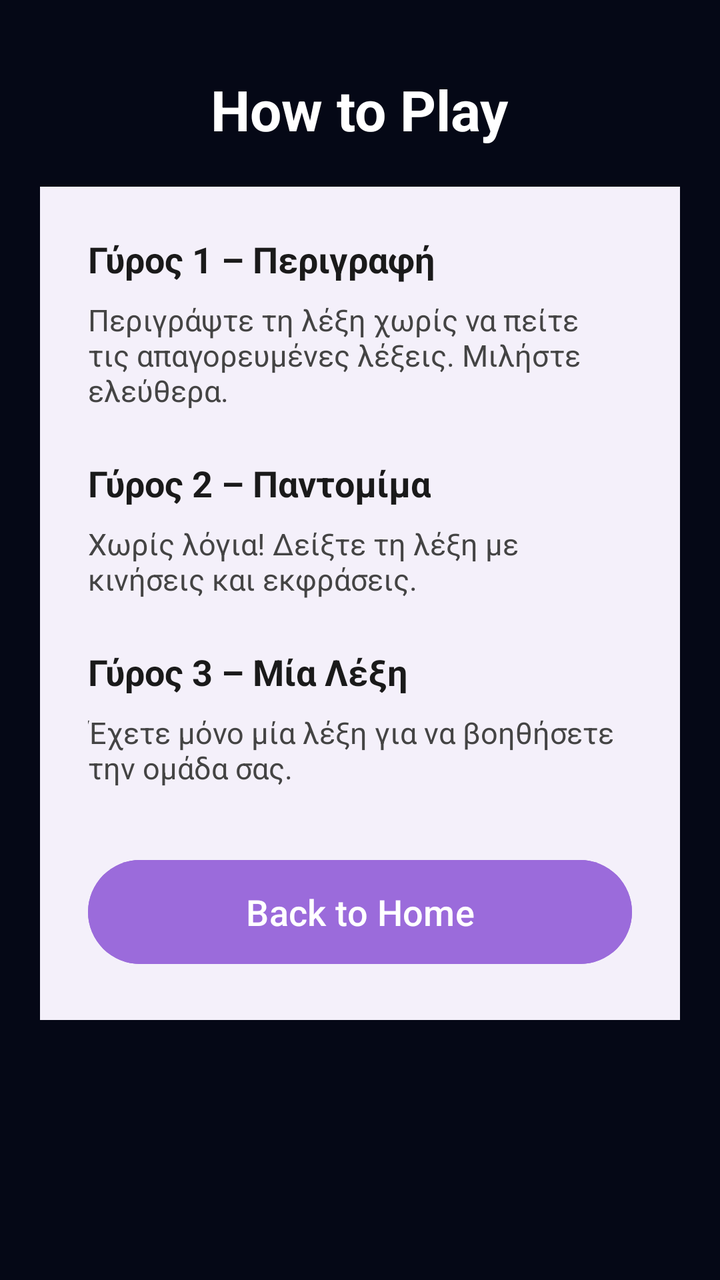
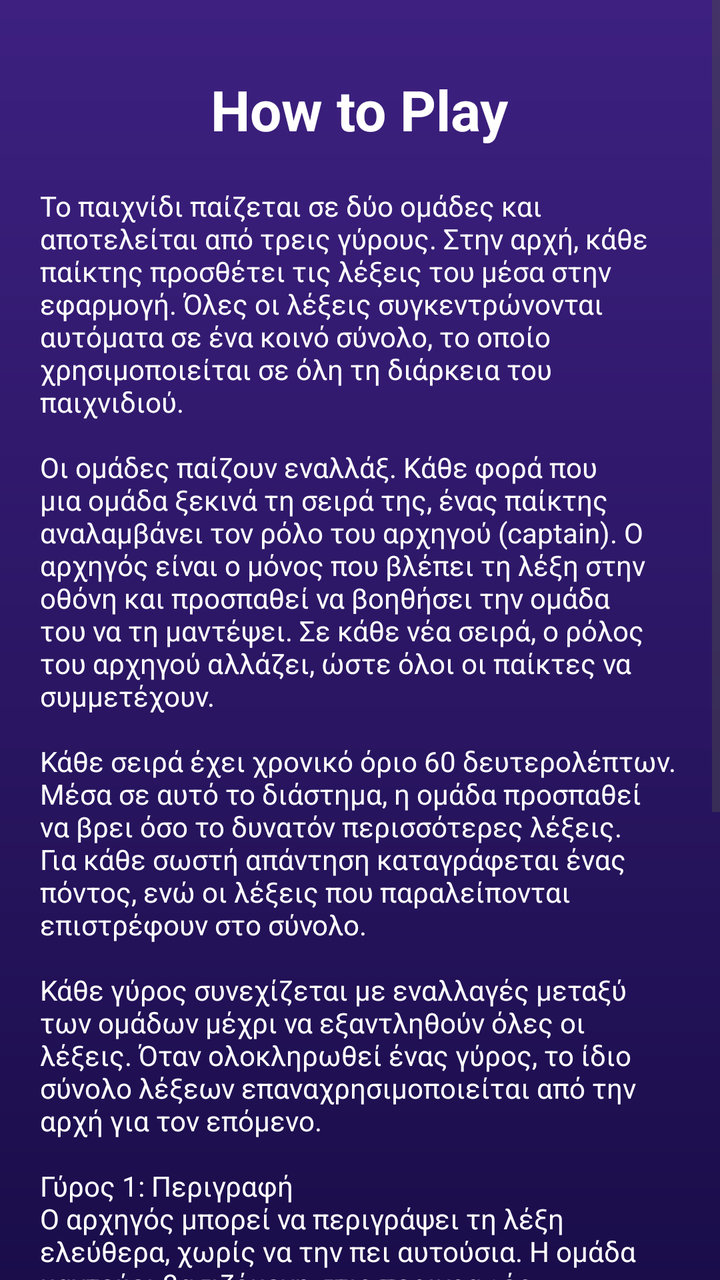

Screens rendered from an Android XML layout before and after an edit, with the pre-edit source and the edit as a unified diff.
<!-- AndroidManifest.xml: application theme Theme.WordMaster -->
<!-- res/layout/activity_how_to_play.xml -->
<?xml version="1.0" encoding="utf-8"?>
<ScrollView xmlns:android="http://schemas.android.com/apk/res/android"
    android:layout_width="match_parent"
    android:layout_height="match_parent"
    android:background="#050816">

    <LinearLayout
        android:layout_width="match_parent"
        android:layout_height="wrap_content"
        android:orientation="vertical"
        android:gravity="center_horizontal"
        android:padding="20dp">

        
        <TextView
            android:id="@+id/txtTitle"
            android:layout_width="wrap_content"
            android:layout_height="wrap_content"
            android:text="How to Play"
            android:textColor="#FFFFFF"
            android:textStyle="bold"
            android:textSize="28sp"
            android:layout_marginTop="16dp"
            android:layout_marginBottom="20dp"/>

        
        <LinearLayout
            android:layout_width="match_parent"
            android:layout_height="wrap_content"
            android:orientation="vertical"
            android:background="#F4F0FA"
            android:padding="24dp"
            android:elevation="6dp">

            
            <TextView
                android:layout_width="wrap_content"
                android:layout_height="wrap_content"
                android:text="Γύρος 1 – Περιγραφή"
                android:textStyle="bold"
                android:textSize="18sp"
                android:textColor="#1A1A1A"
                android:layout_marginBottom="8dp"/>

            <TextView
                android:layout_width="match_parent"
                android:layout_height="wrap_content"
                android:text="Περιγράψτε τη λέξη χωρίς να πείτε τις απαγορευμένες λέξεις. Μιλήστε ελεύθερα."
                android:textSize="15sp"
                android:textColor="#444444"
                android:layout_marginBottom="24dp"/>

            
            <TextView
                android:layout_width="wrap_content"
                android:layout_height="wrap_content"
                android:text="Γύρος 2 – Παντομίμα"
                android:textStyle="bold"
                android:textSize="18sp"
                android:textColor="#1A1A1A"
                android:layout_marginBottom="8dp"/>

            <TextView
                android:layout_width="match_parent"
                android:layout_height="wrap_content"
                android:text="Χωρίς λόγια! Δείξτε τη λέξη με κινήσεις και εκφράσεις."
                android:textSize="15sp"
                android:textColor="#444444"
                android:layout_marginBottom="24dp"/>

            
            <TextView
                android:layout_width="wrap_content"
                android:layout_height="wrap_content"
                android:text="Γύρος 3 – Μία Λέξη"
                android:textStyle="bold"
                android:textSize="18sp"
                android:textColor="#1A1A1A"
                android:layout_marginBottom="8dp"/>

            <TextView
                android:layout_width="match_parent"
                android:layout_height="wrap_content"
                android:text="Έχετε μόνο μία λέξη για να βοηθήσετε την ομάδα σας."
                android:textSize="15sp"
                android:textColor="#444444"
                android:layout_marginBottom="32dp"/>

            
            <Button
                android:id="@+id/btnBackHome"
                android:layout_width="match_parent"
                android:layout_height="60dp"
                android:text="Back to Home"
                android:textAllCaps="false"
                android:textSize="18sp"
                android:textColor="#FFFFFF"
                android:backgroundTint="#9B6BDB"/>

        </LinearLayout>

    </LinearLayout>

</ScrollView>
<!-- resources referenced by this layout -->
<resources>
  <style name="Theme.WordMaster" parent="Base.Theme.WordMaster" />
  <style name="Base.Theme.WordMaster" parent="Theme.Material3.DayNight.NoActionBar">
          
          
      </style>
</resources>

<!-- the commit's change to res/layout/activity_how_to_play.xml (unified diff, before → after) -->
@@ -2,102 +2,47 @@
 <ScrollView xmlns:android="http://schemas.android.com/apk/res/android"
     android:layout_width="match_parent"
     android:layout_height="match_parent"
-    android:background="#050816">
+    android:background="@drawable/bg_gradient">
 
     <LinearLayout
         android:layout_width="match_parent"
         android:layout_height="wrap_content"
+        android:gravity="center_horizontal"
         android:orientation="vertical"
-        android:gravity="center_horizontal"
         android:padding="20dp">
 
         
+
         <TextView
             android:id="@+id/txtTitle"
             android:layout_width="wrap_content"
             android:layout_height="wrap_content"
+            android:layout_marginTop="16dp"
+            android:layout_marginBottom="20dp"
             android:text="How to Play"
             android:textColor="#FFFFFF"
-            android:textStyle="bold"
             android:textSize="28sp"
-            android:layout_marginTop="16dp"
-            android:layout_marginBottom="20dp"/>
+            android:textStyle="bold" />
 
         
-        <LinearLayout
+
+        <TextView
+            android:id="@+id/rulesTxt"
             android:layout_width="match_parent"
             android:layout_height="wrap_content"
-            android:orientation="vertical"
-            android:background="#F4F0FA"
-            android:padding="24dp"
-            android:elevation="6dp">
+            android:shadowColor="@color/cardview_dark_background"
+            android:text="@string/ruleBookStr"
+            android:textColor="@color/white" />
 
-            
-            <TextView
-                android:layout_width="wrap_content"
-                android:layout_height="wrap_content"
-                android:text="Γύρος 1 – Περιγραφή"
-                android:textStyle="bold"
-                android:textSize="18sp"
-                android:textColor="#1A1A1A"
-                android:layout_marginBottom="8dp"/>
-
-            <TextView
-                android:layout_width="match_parent"
-                android:layout_height="wrap_content"
-                android:text="Περιγράψτε τη λέξη χωρίς να πείτε τις απαγορευμένες λέξεις. Μιλήστε ελεύθερα."
-                android:textSize="15sp"
-                android:textColor="#444444"
-                android:layout_marginBottom="24dp"/>
-
-            
-            <TextView
-                android:layout_width="wrap_content"
-                android:layout_height="wrap_content"
-                android:text="Γύρος 2 – Παντομίμα"
-                android:textStyle="bold"
-                android:textSize="18sp"
-                android:textColor="#1A1A1A"
-                android:layout_marginBottom="8dp"/>
-
-            <TextView
-                android:layout_width="match_parent"
-                android:layout_height="wrap_content"
-                android:text="Χωρίς λόγια! Δείξτε τη λέξη με κινήσεις και εκφράσεις."
-                android:textSize="15sp"
-                android:textColor="#444444"
-                android:layout_marginBottom="24dp"/>
-
-            
-            <TextView
-                android:layout_width="wrap_content"
-                android:layout_height="wrap_content"
-                android:text="Γύρος 3 – Μία Λέξη"
-                android:textStyle="bold"
-                android:textSize="18sp"
-                android:textColor="#1A1A1A"
-                android:layout_marginBottom="8dp"/>
-
-            <TextView
-                android:layout_width="match_parent"
-                android:layout_height="wrap_content"
-                android:text="Έχετε μόνο μία λέξη για να βοηθήσετε την ομάδα σας."
-                android:textSize="15sp"
-                android:textColor="#444444"
-                android:layout_marginBottom="32dp"/>
-
-            
-            <Button
-                android:id="@+id/btnBackHome"
-                android:layout_width="match_parent"
-                android:layout_height="60dp"
-                android:text="Back to Home"
-                android:textAllCaps="false"
-                android:textSize="18sp"
-                android:textColor="#FFFFFF"
-                android:backgroundTint="#9B6BDB"/>
-
-        </LinearLayout>
+        <Button
+            android:id="@+id/btnBackHome"
+            android:layout_width="match_parent"
+            android:layout_height="60dp"
+            android:backgroundTint="#9B6BDB"
+            android:text="Back to Home"
+            android:textAllCaps="false"
+            android:textColor="#FFFFFF"
+            android:textSize="18sp" />
 
     </LinearLayout>
 
<!-- resource entries referenced after the edit -->
@@ -1,5 +1,15 @@
 <!-- resources referenced by this layout -->
 <resources>
+  <color name="white">#FFFFFFFF</color>
+  <!-- drawable bg_gradient (drawable) -->
+  <?xml version="1.0" encoding="utf-8"?>
+  <shape xmlns:android="http://schemas.android.com/apk/res/android">
+      <gradient
+          android:startColor="#3D2080"
+          android:endColor="#1A0D4A"
+          android:angle="270" />
+  </shape>
+  <string name="ruleBookStr">Το παιχνίδι παίζεται σε δύο ομάδες και αποτελείται από τρεις γύρους. Στην αρχή, κάθε παίκτης προσθέτει τις λέξεις του μέσα στην εφαρμογή. Όλες οι λέξεις συγκεντρώνονται αυτόματα σε ένα κοινό σύνολο, το οποίο χρησιμοποιείται σε όλη τη διάρκεια του παιχνιδιού.\n\nΟι ομάδες παίζουν εναλλάξ. Κάθε φορά που μια ομάδα ξεκινά τη σειρά της, ένας παίκτης αναλαμβάνει τον ρόλο του αρχηγού (captain). Ο αρχηγός είναι ο μόνος που βλέπει τη λέξη στην οθόνη και προσπαθεί να βοηθήσει την ομάδα του να τη μαντέψει. Σε κάθε νέα σειρά, ο ρόλος του αρχηγού αλλάζει, ώστε όλοι οι παίκτες να συμμετέχουν.\n\nΚάθε σειρά έχει χρονικό όριο 60 δευτερολέπτων. Μέσα σε αυτό το διάστημα, η ομάδα προσπαθεί να βρει όσο το δυνατόν περισσότερες λέξεις. Για κάθε σωστή απάντηση καταγράφεται ένας πόντος, ενώ οι λέξεις που παραλείπονται επιστρέφουν στο σύνολο.\n\nΚάθε γύρος συνεχίζεται με εναλλαγές μεταξύ των ομάδων μέχρι να εξαντληθούν όλες οι λέξεις. Όταν ολοκληρωθεί ένας γύρος, το ίδιο σύνολο λέξεων επαναχρησιμοποιείται από την αρχή για τον επόμενο.\n\nΓύρος 1: Περιγραφή\nΟ αρχηγός μπορεί να περιγράψει τη λέξη ελεύθερα, χωρίς να την πει αυτούσια. Η ομάδα μαντεύει βασιζόμενη στις περιγραφές.\n\nΓύρος 2: Παντομίμα\nΟ αρχηγός δεν επιτρέπεται να μιλήσει και χρησιμοποιεί μόνο κινήσεις για να βοηθήσει την ομάδα του να μαντέψει.\n\nΓύρος 3: Μία Λέξη\nΟ αρχηγός μπορεί να πει μόνο μία λέξη για κάθε ζητούμενη λέξη. Κάθε παίκτης της ομάδας έχει μία μόνο προσπάθεια να μαντέψει. Αν η λέξη δεν βρεθεί, επιστρέφει στο σύνολο.\n\nΜετά την ολοκλήρωση και των τριών γύρων, οι πόντοι των ομάδων αθροίζονται και η ομάδα με το υψηλότερο σκορ αναδεικνύεται νικήτρια.\n\n</string>
   <style name="Theme.WordMaster" parent="Base.Theme.WordMaster" />
   <style name="Base.Theme.WordMaster" parent="Theme.Material3.DayNight.NoActionBar">
           
